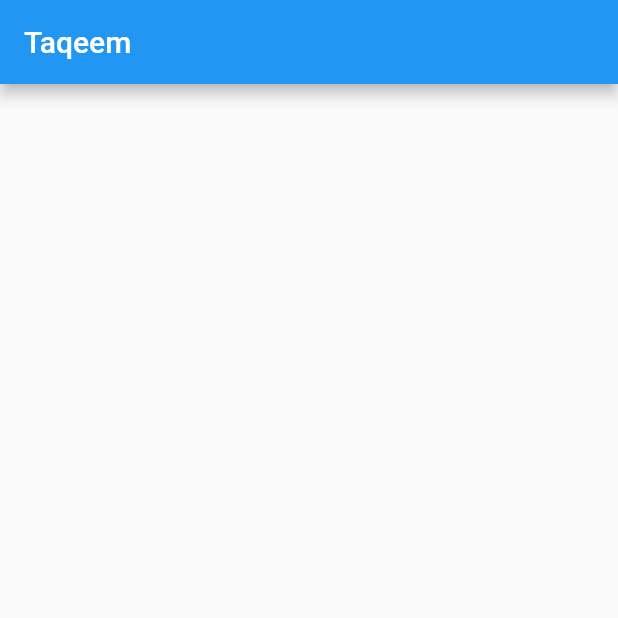
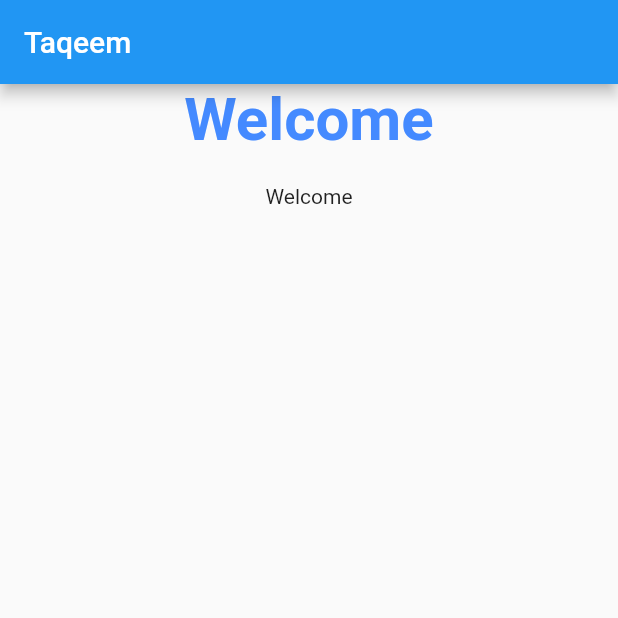
Before and after one commit to AbdullaKhedr/Taqeem, a Flutter app: the screen it shows after launch, on a phone screen of 412 x 824 dp, the top half of it. Run offline on Flutter 3.47's test engine with Material 2 defaults, Android fonts, the phone set to English and light mode, and no system bars; our stand-ins replace firebase_core; accounts and stored records are empty.

Commit message:
Update main.dart

```diff
--- a/lib/main.dart
+++ b/lib/main.dart
@@ -36,6 +36,23 @@ class LoginPage extends StatelessWidget {
       appBar: AppBar(
         title: const Text("Taqeem"),
       ),
+      body: Center(
+        child: Column(
+          children: const [
+            Text(
+              "Welcome",
+              style: TextStyle(
+                  color: Colors.blueAccent,
+                  fontSize: 40,
+                  fontWeight: FontWeight.bold),
+            ),
+            SizedBox(
+              height: 20.0,
+            ),
+            Text("Welcome"),
+          ],
+        ),
+      ),
     );
   }
 }
```
